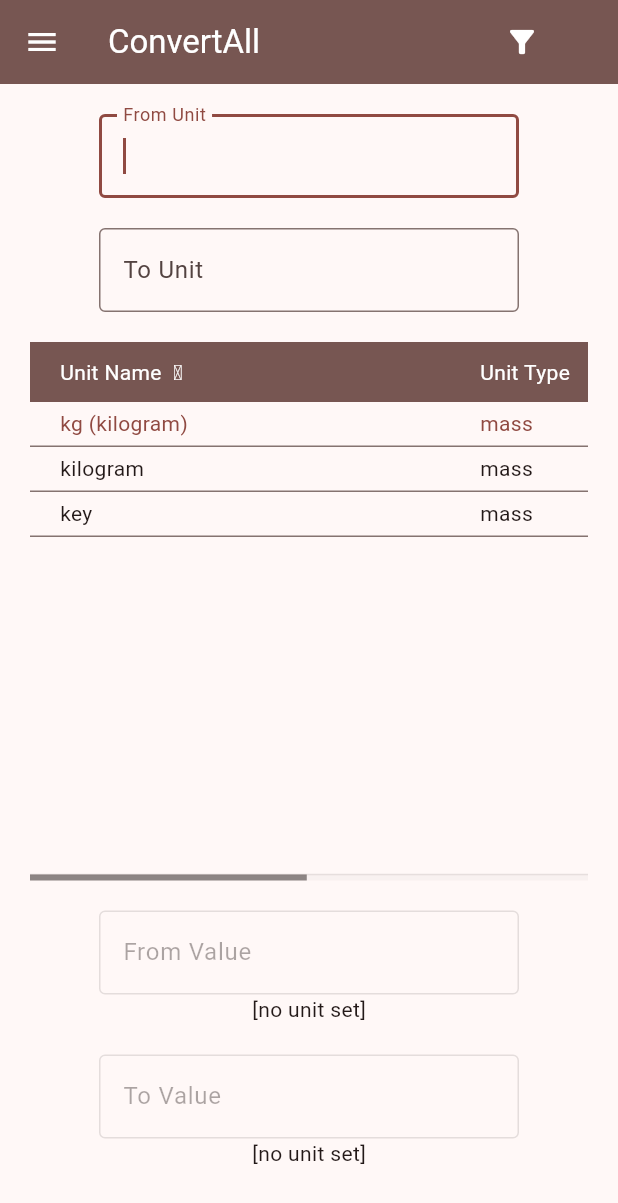
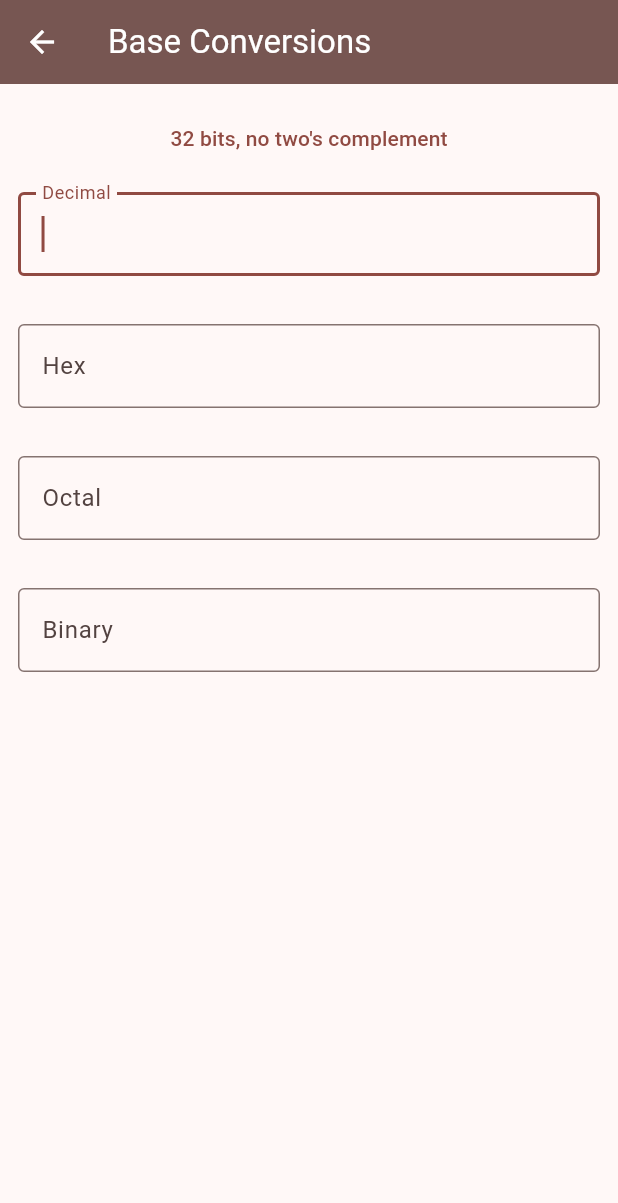
Before and after one commit to doug-101/ConvertAll, a Flutter app: the screen it shows after launch, in the side drawer, after a tap on "Bases", on a phone screen of 412 x 824 dp. Shown: the top 1203 px of the screen. Run offline on Flutter 3.47's test engine with Material 2 defaults, Android fonts, the phone set to English and light mode, and no system bars; our stand-ins replace decimal, flutter_spinbox, package_info_plus, shared_preferences; missing offline and left inert: eval_ex, flutter_markdown_selectionarea; project files that could hold a hidden picture were left out.

Commit message:
added a base conversion interface

```diff
--- /dev/null
+++ b/lib/gui/bases_view.dart
@@ -0,0 +1,386 @@
+// bases_view.dart, shows a converter between numbers with different bases.
+// ConvertAll, a versatile unit conversion program.
+// Copyright (c) 2023, Douglas W. Bell.
+// Free software, GPL v2 or later.
+
+import 'dart:math' as math;
+import 'package:flutter/material.dart';
+import 'package:flutter/services.dart';
+import 'package:flutter_spinbox/flutter_spinbox.dart';
+
+typedef void ValueBaseCallback(String entry, int base);
+
+/// Used to store bit depth and two's complement parameters.
+class _BaseParams {
+  final int numBits;
+  final bool useTwosComplement;
+
+  _BaseParams({this.numBits = 32, this.useTwosComplement = false});
+
+  String toString() {
+    return "$numBits bits, ${useTwosComplement ? '' : 'no '}two's complement";
+  }
+}
+
+/// Provides a view for base conversions.
+class BasesView extends StatefulWidget {
+  @override
+  State<BasesView> createState() => _BasesViewState();
+}
+
+class _BasesViewState extends State<BasesView> {
+  int? decValue;
+  int? enteredBase;
+  var baseParams = _BaseParams();
+  var errorMsg = '';
+
+  /// Callback to set decimal value and active base.
+  void valueBaseChanged(String entry, int base) {
+    entry = entry.replaceAll(' ', '');
+    setState(() {
+      decValue = _baseInt(entry, base, baseParams);
+      enteredBase = base;
+      errorMsg = '';
+      if (decValue == null && entry.isNotEmpty && entry != '-') {
+        errorMsg = 'invalid entry';
+      }
+      if (decValue != null && _baseIsOverflow(decValue!, baseParams)) {
+        errorMsg = 'overflow';
+        decValue = null;
+      }
+    });
+  }
+
+  @override
+  Widget build(BuildContext context) {
+    return Scaffold(
+      appBar: AppBar(
+        title: const Text('Base Conversions'),
+        backgroundColor: Theme.of(context).colorScheme.secondary,
+        foregroundColor: Theme.of(context).colorScheme.onSecondary,
+        leading: IconButton(
+          // Manually create button to avoid focus using tab key.
+          icon: BackButtonIcon(),
+          focusNode: FocusNode(skipTraversal: true),
+          onPressed: () {
+            Navigator.pop(context);
+          },
+        ),
+      ),
+      body: Padding(
+        padding: const EdgeInsets.all(12),
+        child: Align(
+          alignment: Alignment.topCenter,
+          child: SizedBox(
+            width: 400.0,
+            child: Column(
+              mainAxisSize: MainAxisSize.min,
+              mainAxisAlignment: MainAxisAlignment.start,
+              children: <Widget>[
+                TextButton(
+                  child: Text(baseParams.toString()),
+                  focusNode: FocusNode(skipTraversal: true),
+                  onPressed: () async {
+                    final params = await _baseParamDialog(
+                      context: context,
+                      initParams: baseParams,
+                    );
+                    if (params != null) {
+                      setState(() {
+                        enteredBase = null;
+                        baseParams = params;
+                        if (decValue != null &&
+                            _baseIsOverflow(decValue!, baseParams)) {
+                          decValue = null;
+                        }
+                      });
+                    }
+                  },
+                ),
+                BaseEditor(
+                  base: 10,
+                  label: 'Decimal',
+                  regExpStr: r'[\d\-]',
+                  isValueFixed: enteredBase == 10,
+                  value: decValue,
+                  baseParams: baseParams,
+                  errorMsg: errorMsg,
+                  callback: valueBaseChanged,
+                ),
+                BaseEditor(
+                  base: 16,
+                  label: 'Hex',
+                  regExpStr: r'[\dA-Fa-f\-]',
+                  isValueFixed: enteredBase == 16,
+                  value: decValue,
+                  baseParams: baseParams,
+                  errorMsg: errorMsg,
+                  callback: valueBaseChanged,
+                ),
+                BaseEditor(
+                  base: 8,
+                  label: 'Octal',
+                  regExpStr: r'[0-7\-]',
+                  isValueFixed: enteredBase == 8,
+                  value: decValue,
+                  baseParams: baseParams,
+                  errorMsg: errorMsg,
+                  callback: valueBaseChanged,
+                ),
+                BaseEditor(
+                  base: 2,
+                  label: 'Binary',
+                  regExpStr: r'[01\-]',
+                  isValueFixed: enteredBase == 2,
+                  value: decValue,
+                  baseParams: baseParams,
+                  errorMsg: errorMsg,
+                  callback: valueBaseChanged,
+                ),
+              ],
+            ),
+          ),
+        ),
+      ),
+    );
+  }
+}
+
+/// Class for the entry editor for each base.
+class BaseEditor extends StatefulWidget {
+  final int base;
+  final String label;
+  final String regExpStr;
+  final bool isValueFixed;
+  final int? value;
+  final _BaseParams baseParams;
+  final String errorMsg;
+  final ValueBaseCallback callback;
+
+  BaseEditor({
+    super.key,
+    required this.base,
+    required this.label,
+    required this.regExpStr,
+    required this.isValueFixed,
+    required this.value,
+    required this.baseParams,
+    required this.errorMsg,
+    required this.callback,
+  });
+
+  @override
+  State<BaseEditor> createState() => _BaseEditorState();
+}
+
+class _BaseEditorState extends State<BaseEditor> {
+  final _editController = TextEditingController();
+  late final FocusNode _editorFocusNode;
+  static bool tabPressFlag = false;
+
+  @override
+  void initState() {
+    super.initState();
+    _editorFocusNode = FocusNode(onKeyEvent: (node, event) {
+      if (event is KeyDownEvent) {
+        if (event.logicalKey == LogicalKeyboardKey.tab) {
+          // Catch tab key to do a select all in the next tab field.
+          _BaseEditorState.tabPressFlag = true;
+        }
+      }
+      return KeyEventResult.ignored;
+    });
+    _editorFocusNode.addListener(() {
+      if (_editorFocusNode.hasFocus) {
+        if (_BaseEditorState.tabPressFlag) {
+          _editController.selection = TextSelection(
+            baseOffset: 0,
+            extentOffset: _editController.text.length,
+          );
+          _BaseEditorState.tabPressFlag = false;
+        }
+      }
+    });
+  }
+
+  @override
+  void dispose() {
+    _editController.dispose();
+    _editorFocusNode.dispose();
+    super.dispose();
+  }
+
+  @override
+  Widget build(BuildContext context) {
+    if (!widget.isValueFixed) {
+      if (widget.value != null) {
+        _editController.text =
+            _baseStr(widget.value!, widget.base, widget.baseParams);
+      } else {
+        _editController.text = '';
+      }
+    }
+    return Padding(
+      padding: const EdgeInsets.only(top: 12),
+      child: TextField(
+        controller: _editController,
+        focusNode: _editorFocusNode,
+        // Avoid losing focus when clicking elsewhere.
+        onTapOutside: (event) {},
+        autofocus: true,
+        inputFormatters: <TextInputFormatter>[
+          FilteringTextInputFormatter.allow(
+            RegExp(widget.regExpStr),
+          ),
+        ],
+        onChanged: (String newText) {
+          widget.callback(newText, widget.base);
+        },
+        decoration: InputDecoration(
+          border: OutlineInputBorder(),
+          labelText: widget.label,
+          errorText: widget.isValueFixed && widget.errorMsg.isNotEmpty
+              ? widget.errorMsg
+              : null,
+          // helperText avoids movement when errorText is shown.
+          helperText: ' ',
+        ),
+      ),
+    );
+  }
+}
+
+/// Convert a string in the given base/radix to an integer.
+///
+/// Return null on invalid entry, but does not check for overflow.
+int? _baseInt(String baseStr, int base, _BaseParams baseParams) {
+  final numBits = baseParams.numBits;
+  var result = int.tryParse(baseStr, radix: base);
+  if (baseParams.useTwosComplement &&
+      base != 10 &&
+      result != null &&
+      result > math.pow(2, numBits - 1) &&
+      result < math.pow(2, numBits)) {
+    result = result - math.pow(2, numBits).round();
+  }
+  return result;
+}
+
+/// Return true if the given value will overflow.
+bool _baseIsOverflow(int value, _BaseParams baseParams) {
+  final numBits = baseParams.numBits;
+  if (baseParams.useTwosComplement) {
+    return value >= math.pow(2, numBits - 1) ||
+        value < math.pow(-2, numBits - 1);
+  } else {
+    return value.abs() >= math.pow(2, numBits);
+  }
+}
+
+/// Return a string representing the value in the given base.
+///
+/// Does not check for overflow.
+String _baseStr(int value, int base, _BaseParams baseParams) {
+  if (value == 0) return '0';
+  final numBits = baseParams.numBits;
+  final allDigits = '0123456789abcdef'.split('');
+  final resultDigits = <String>[];
+  var sign = '';
+  if (value < 0) {
+    if (baseParams.useTwosComplement && base != 10) {
+      value += math.pow(2, numBits).round();
+    } else {
+      value = value.abs();
+      sign = '-';
+    }
+  }
+  while (value > 0) {
+    resultDigits.insert(0, allDigits[value % base]);
+    value = value ~/ base;
+  }
+  return '$sign${resultDigits.join('')}';
+}
+
+Future<_BaseParams?> _baseParamDialog({
+  required BuildContext context,
+  required _BaseParams initParams,
+}) async {
+  var currentBits = initParams.numBits;
+  var currentTwosComplement = initParams.useTwosComplement;
+  return showDialog<_BaseParams>(
+    context: context,
+    barrierDismissible: false,
+    builder: (BuildContext context) {
+      return AlertDialog(
+        title: const Text(
+          'Base Conversion\nParameters',
+          textAlign: TextAlign.center,
+        ),
+        content: StatefulBuilder(
+          builder: (BuildContext context, StateSetter setState) {
+            return Column(
+              mainAxisSize: MainAxisSize.min,
+              children: <Widget>[
+                Padding(
+                  padding: const EdgeInsets.symmetric(vertical: 15),
+                  child: SpinBox(
+                    min: 1.0,
+                    max: 256.0,
+                    pageStep: 16.0,
+                    value: initParams.numBits.toDouble(),
+                    onChanged: (double value) {
+                      currentBits = value.round();
+                    },
+                    decoration: InputDecoration(
+                      labelText: 'Number of bits',
+                    ),
+                  ),
+                ),
+                InkWell(
+                  onTap: () {
+                    setState(() {
+                      currentTwosComplement = !currentTwosComplement;
+                    });
+                  },
+                  child: Row(
+                    children: <Widget>[
+                      Expanded(
+                        child: Text('Use two\'s complement'),
+                      ),
+                      Switch(
+                        value: currentTwosComplement,
+                        onChanged: (bool value) {
+                          setState(() {
+                            currentTwosComplement = !currentTwosComplement;
+                          });
+                        },
+                      ),
+                    ],
+                  ),
+                ),
+              ],
+            );
+          },
+        ),
+        actions: <Widget>[
+          TextButton(
+            child: const Text('OK'),
+            onPressed: () {
+              Navigator.pop(
+                context,
+                _BaseParams(
+                  numBits: currentBits,
+                  useTwosComplement: currentTwosComplement,
+                ),
+              );
+            },
+          ),
+          TextButton(
+            child: const Text('CANCEL'),
+            onPressed: () => Navigator.pop(context, null),
+          ),
+        ],
+      );
+    },
+  );
+}
--- a/lib/gui/frame_view.dart
+++ b/lib/gui/frame_view.dart
@@ -10,6 +10,7 @@
 import 'package:flutter/services.dart';
 import '../main.dart' show prefs;
 import '../model/unit_controller.dart';
+import 'bases_view.dart';
 import 'help_view.dart';
 import 'unit_table.dart';
 import 'unit_text_editor.dart';
@@ -71,6 +72,12 @@
                     title: const Text('Bases'),
                     onTap: () async {
                       Navigator.pop(context);
+                      await Navigator.push(
+                        context,
+                        MaterialPageRoute(
+                          builder: (context) => BasesView(),
+                        ),
+                      );
                     }),
                 ListTile(
                     leading: const Icon(Icons.pie_chart),
@@ -137,11 +144,7 @@
             ),
           ),
           appBar: AppBar(
-            title: Text(
-              'ConvertAll',
-              style:
-                  TextStyle(color: Theme.of(context).colorScheme.onSecondary),
-            ),
+            title: const Text('ConvertAll'),
             backgroundColor: Theme.of(context).colorScheme.secondary,
             foregroundColor: Theme.of(context).colorScheme.onSecondary,
             actions: <Widget>[
--- a/lib/gui/help_view.dart
+++ b/lib/gui/help_view.dart
@@ -56,6 +56,8 @@
       child: Scaffold(
         appBar: AppBar(
           title: const Text('Help - ConvertAll'),
+          backgroundColor: Theme.of(context).colorScheme.secondary,
+          foregroundColor: Theme.of(context).colorScheme.onSecondary,
           actions: <Widget>[
             if (pagePos > 0)
               IconButton(
--- a/pubspec.yaml
+++ b/pubspec.yaml
@@ -36,6 +36,7 @@
   # cupertino_icons: ^1.0.2
   eval_ex: ^1.1.8
   flutter_markdown_selectionarea: ^0.6.14
+  flutter_spinbox: ^0.13.1
   package_info_plus: ^4.1.0
   provider: ^6.0.5
   shared_preferences: ^2.1.2
```
Also changed, not shown: pubspec.lock.
